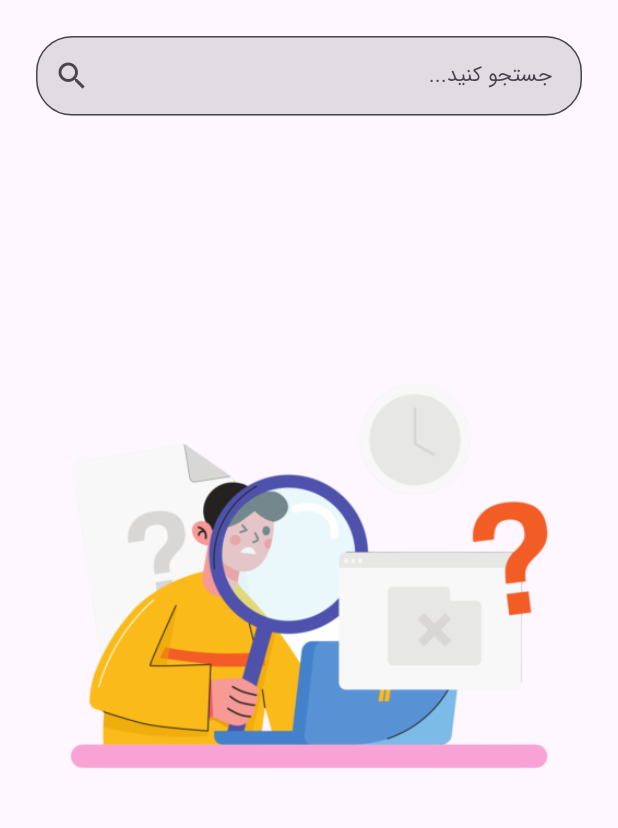
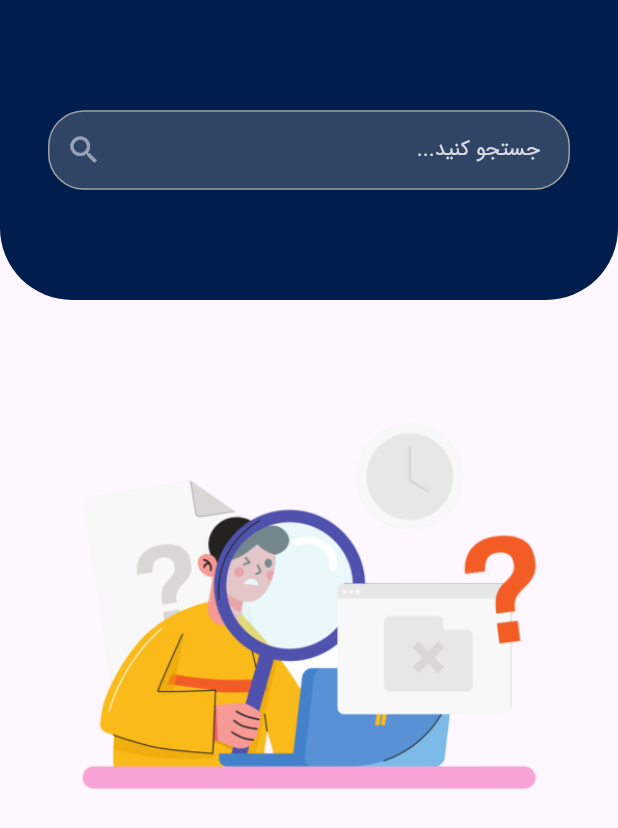
Before and after one commit to bahiraei/porduct_owner, a Flutter app: the SearchPageView screen opened directly, on a phone screen of 412 x 824 dp. Shown: the top 828 px of the screen. Run offline on Flutter 3.47's test engine with Material 2 defaults, Android fonts, the phone set to English and light mode, and no system bars; our stand-ins replace flutter_animate, gap, google_nav_bar, image_picker, line_icons, pinput.

Commit message:
change search screen ui

```diff
--- a/lib/features/home/presentation/view/search_page.dart
+++ b/lib/features/home/presentation/view/search_page.dart
@@ -1,5 +1,4 @@
 import 'package:flutter/material.dart';
-import 'package:gap/gap.dart';
 
 class SearchPageView extends StatelessWidget {
   const SearchPageView({super.key});
@@ -7,48 +6,72 @@ class SearchPageView extends StatelessWidget {
   @override
   Widget build(BuildContext context) {
     return Scaffold(
-      body: Padding(
-        padding: const EdgeInsets.fromLTRB(
-          24,
-          0,
-          24,
-          0,
-        ),
-        child: SingleChildScrollView(
+      body: SingleChildScrollView(
         child: Column(
           children: [
-              Gap(MediaQuery.of(context).viewPadding.top + 24),
-              TextField(
+            Container(
+              height: 200,
+              alignment: Alignment.center,
+              width: double.infinity,
+              padding: const EdgeInsets.symmetric(
+                horizontal: 32,
+                vertical: 32,
+              ),
+              decoration: const BoxDecoration(
+                color: Color(0xff001E4D),
+                borderRadius: BorderRadius.vertical(
+                  bottom: Radius.circular(48),
+                ),
+              ),
+              child: TextField(
                 decoration: InputDecoration(
                   border: OutlineInputBorder(
                     borderRadius: BorderRadius.circular(24),
                   ),
-                  suffixIcon: const Icon(
+                  suffixIcon: Icon(
                     Icons.search,
+                    color: Colors.white.withOpacity(0.5),
                   ),
                   contentPadding: const EdgeInsets.symmetric(
                     horizontal: 16,
                     vertical: 16,
                   ),
+                  enabledBorder: OutlineInputBorder(
+                    borderSide: const BorderSide(
+                      color: Colors.grey,
+                    ),
+                    borderRadius: BorderRadius.circular(24),
+                  ),
+                  focusedBorder: OutlineInputBorder(
+                    borderSide: BorderSide(
+                      color: Colors.white.withOpacity(0.5),
+                    ),
+                    borderRadius: BorderRadius.circular(24),
+                  ),
                   hintText: 'جستجو کنید...',
+                  hintStyle: TextStyle(
+                    color: Colors.white.withOpacity(0.8),
+                    fontWeight: FontWeight.w400,
+                  ),
                   filled: true,
                   fillColor: Colors.grey.withOpacity(0.3),
                 ),
-                /*onTapOutside: (event) => FocusScope.of(context).unfocus(),*/
+                onTapOutside: (event) => FocusScope.of(context).unfocus(),
                 autofocus: false,
                 style: const TextStyle(
                   fontSize: 14,
                 ),
               ),
+            ),
             SizedBox(
-                height: MediaQuery.of(context).size.height * 0.75,
+              height: MediaQuery.of(context).size.height * 0.5,
               child: Column(
                 mainAxisAlignment: MainAxisAlignment.center,
                 children: [
                   Image.asset(
                     'assets/images/search/no_result.png',
                     width: 500,
-                      height: MediaQuery.of(context).size.height * 0.8 * 0.7,
+                    height: MediaQuery.of(context).size.height * 0.6 * 0.7,
                   ),
                 ],
               ),
@@ -56,7 +79,6 @@ class SearchPageView extends StatelessWidget {
           ],
         ),
       ),
-      ),
     );
   }
 }
```
Lines whose indentation alone changed are shown as unchanged.
